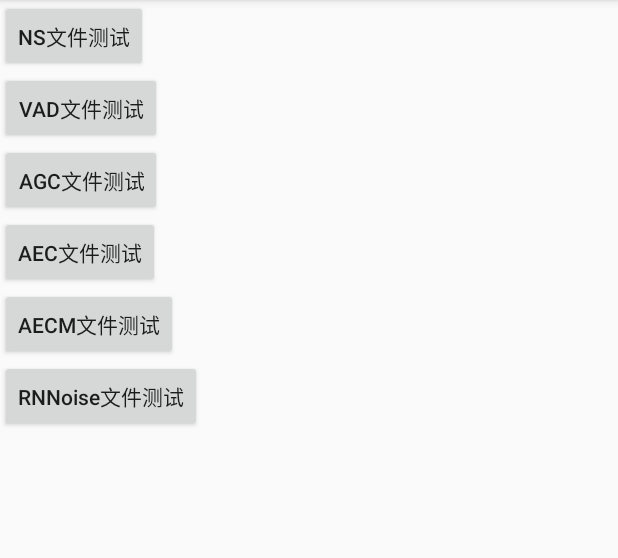
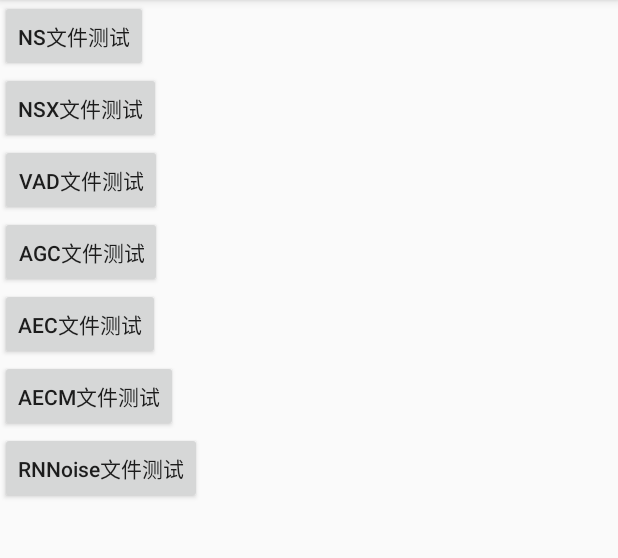
Before and after one commit to StevenSunGit/WebRTCAudioEffect, an Android app: the screen it shows after launch (MainActivity), on a phone screen of 412 x 824 dp, the part 84-642 px from its top. Run offline under Robolectric (Android 15) with nearby library versions, the phone set to English and light mode, and no system bars.

Commit message:
finish nsx code
Signed-off-by: sunyunfei <sunyunfei@xiaomi.com>

```diff
--- a/app/src/main/res/layout/activity_main.xml
+++ b/app/src/main/res/layout/activity_main.xml
@@ -10,6 +10,12 @@
         android:layout_width="wrap_content"
         android:layout_height="wrap_content"
         android:id="@+id/nsFileTest" />
+    <Button
+        android:text="NSX文件测试"
+        android:textAllCaps="false"
+        android:layout_width="wrap_content"
+        android:layout_height="wrap_content"
+        android:id="@+id/nsxFileTest" />
     <Button
         android:text="VAD文件测试"
         android:textAllCaps="false"
```
Also changed, not shown: app/src/main/java/com/feifei/webrtcaudioeffect/MainActivity.java (+56 -1 lines).
